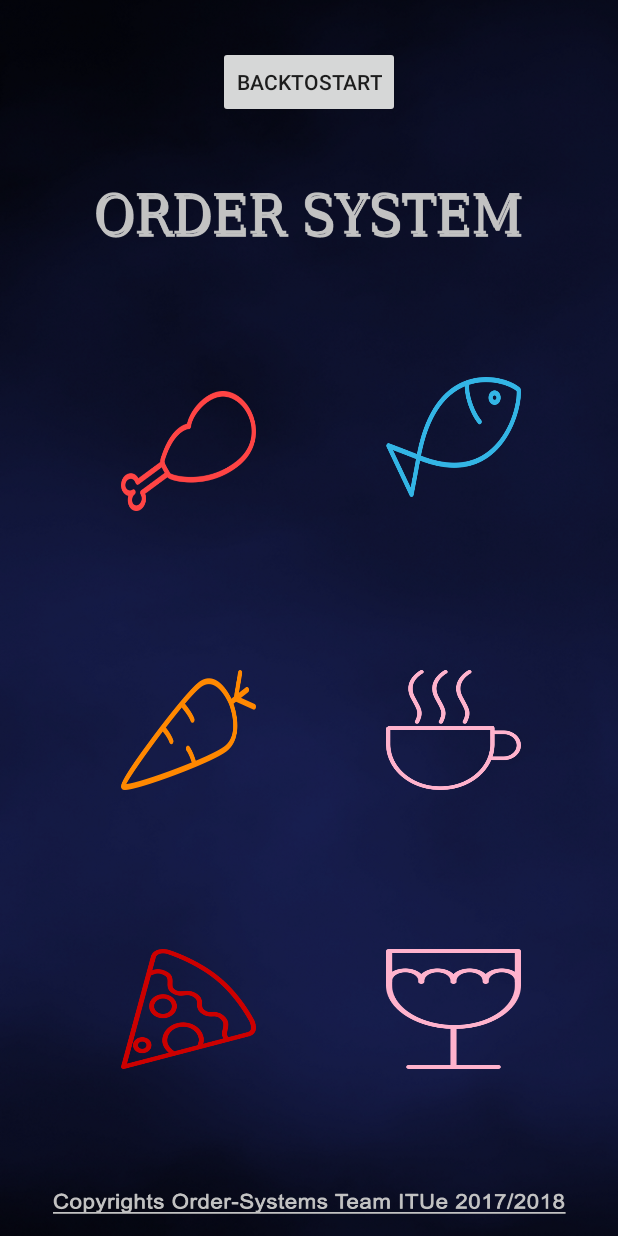
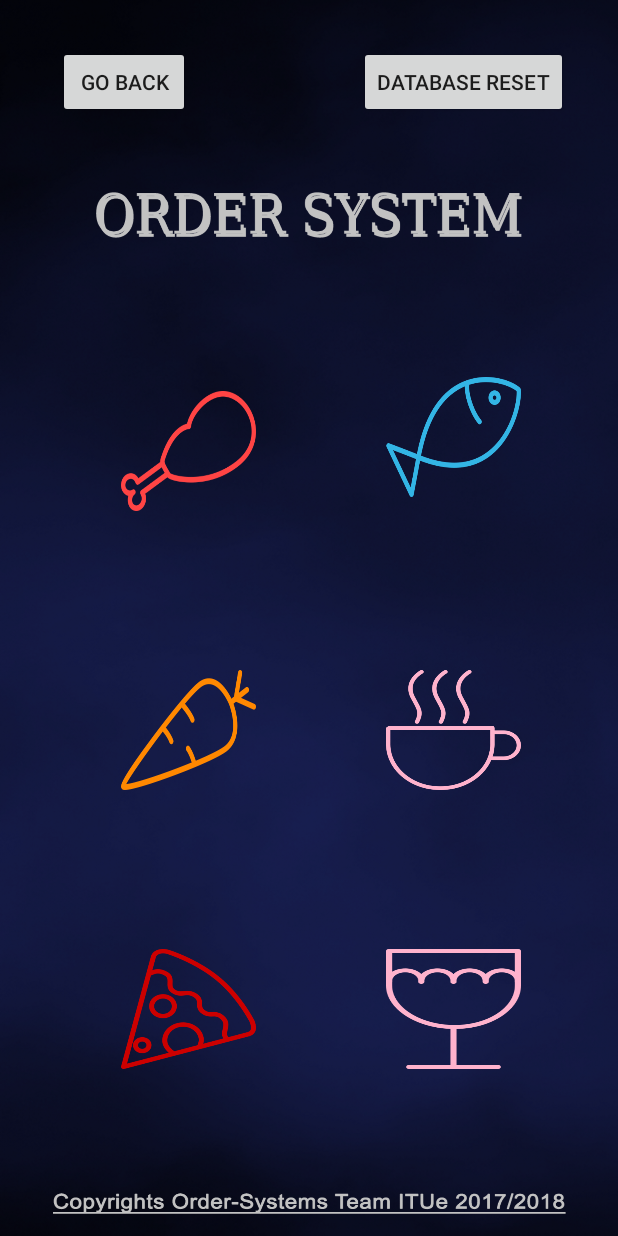
Before and after one commit to UserInterfaceProjectBrno/UIProj, an Android app: the order_main_menu screen opened directly, with no data from a screen before it, on a phone screen of 412 x 824 dp. Run offline under Robolectric (Android 15) with nearby library versions, the phone set to English and light mode, and no system bars; our stand-ins replace Firebase (no records; nobody signed in at launch, a user with empty details on screens opened directly).

Commit message:
Nikos445

```diff
--- a/app/src/main/java/com/example/nasty/UIProject/order_main_menu.java
+++ b/app/src/main/java/com/example/nasty/UIProject/order_main_menu.java
@@ -7,9 +7,16 @@ import android.view.View;
 import android.widget.Button;
 import android.widget.ImageButton;
 
+import com.google.firebase.database.DataSnapshot;
+import com.google.firebase.database.DatabaseError;
+import com.google.firebase.database.DatabaseReference;
+import com.google.firebase.database.FirebaseDatabase;
+import com.google.firebase.database.ValueEventListener;
+
 public class order_main_menu extends AppCompatActivity {
 
     Button OrderMenuButton;
+    Button Database_Reset;
     ImageButton chickButt;
     ImageButton carrotButt;
     ImageButton cupButt;
@@ -17,10 +24,27 @@ public class order_main_menu extends AppCompatActivity {
     ImageButton pizzaButt;
     ImageButton wineButt;
 
+    int Children = 0;
+
     @Override
     protected void onCreate(Bundle savedInstanceState) {
         super.onCreate(savedInstanceState);
         setContentView(R.layout.activity_order_main_menu);
+
+        final FirebaseDatabase TableDatabase = FirebaseDatabase.getInstance();
+        final DatabaseReference TableRef = TableDatabase.getReference().child("Tables");
+        TableRef.addListenerForSingleValueEvent(new ValueEventListener() {
+            @Override
+            public void onDataChange(DataSnapshot dataSnapshot) {
+               Children = (int) dataSnapshot.getChildrenCount();
+            }
+
+            @Override
+            public void onCancelled(DatabaseError databaseError) {
+
+            }
+        });
+
 
         OrderMenuButton = (Button) findViewById(R.id.OrderMenuButton);
         chickButt = (ImageButton) findViewById(R.id.chickenButton);
@@ -29,6 +53,15 @@ public class order_main_menu extends AppCompatActivity {
         fishButt = (ImageButton) findViewById(R.id.fishButton);
         pizzaButt = (ImageButton) findViewById(R.id.pizzaButton);
         wineButt = (ImageButton) findViewById(R.id.wineButton);
+        Database_Reset = (Button) findViewById(R.id.Database_Reset);
+
+        Database_Reset.setOnClickListener(new View.OnClickListener() {
+            @Override
+            public void onClick(View v) {
+                for(int i=0;i<Children; i++)
+                    TableRef.child(Integer.toString(i)).child("Reserved").child("Yes").setValue("No");
+            }
+        });
 
         OrderMenuButton.setOnClickListener(new View.OnClickListener() {
             @Override
--- a/app/src/main/res/layout/activity_order_main_menu.xml
+++ b/app/src/main/res/layout/activity_order_main_menu.xml
@@ -43,16 +43,33 @@
         android:id="@+id/OrderMenuButton"
         android:layout_width="wrap_content"
         android:layout_height="wrap_content"
-        android:text="backtostart"
+        android:layout_marginBottom="8dp"
+        android:layout_marginLeft="8dp"
+        android:layout_marginRight="8dp"
+        android:layout_marginTop="8dp"
+        android:text="Go Back"
+        app:layout_constraintBottom_toTopOf="@+id/TitleImgOrder"
+        app:layout_constraintHorizontal_bias="0.1"
+        app:layout_constraintLeft_toLeftOf="parent"
+        app:layout_constraintRight_toRightOf="parent"
         app:layout_constraintTop_toTopOf="parent"
+        app:layout_constraintVertical_bias="0.461" />
+
+    <Button
+        android:id="@+id/Database_Reset"
+        android:layout_width="wrap_content"
+        android:layout_height="wrap_content"
+        android:layout_marginBottom="8dp"
+        android:layout_marginLeft="8dp"
+        android:layout_marginRight="8dp"
         android:layout_marginTop="8dp"
-        android:layout_marginBottom="8dp"
+        android:text="Database Reset"
         app:layout_constraintBottom_toTopOf="@+id/TitleImgOrder"
-        android:layout_marginRight="8dp"
-        app:layout_constraintVertical_bias="0.461"
+        app:layout_constraintHorizontal_bias="0.9"
+        app:layout_constraintLeft_toLeftOf="parent"
         app:layout_constraintRight_toRightOf="parent"
-        android:layout_marginLeft="8dp"
-        app:layout_constraintLeft_toLeftOf="parent" />
+        app:layout_constraintTop_toTopOf="parent"
+        app:layout_constraintVertical_bias="0.461" />
 
     <ImageButton
         android:id="@+id/chickenButton"
```
